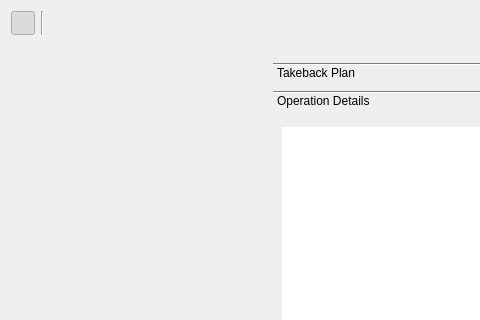
The window that kde4/history-manager/ui/mainwindow.ui (pars-linux/uludag) describes before a commit, drawn with Qt 5; both pictures show x 0 to 480 and y 0 to 320 of the 962 by 528 pixel window.
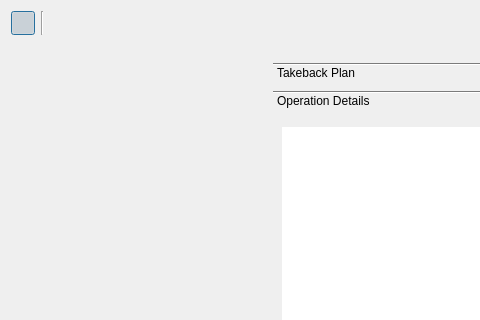
The same window after the commit. Icons and pictures are not drawn.

The edit to the form file:
```diff
--- a/kde4/history-manager/ui/mainwindow.ui
+++ b/kde4/history-manager/ui/mainwindow.ui
@@ -51,6 +51,9 @@
        <property name="autoExclusive" >
         <bool>true</bool>
        </property>
+       <property name="default" >
+        <bool>true</bool>
+       </property>
        <property name="flat" >
         <bool>true</bool>
        </property>
```
Left out of the diff: 5 changed lines with no effect on the pictures.
